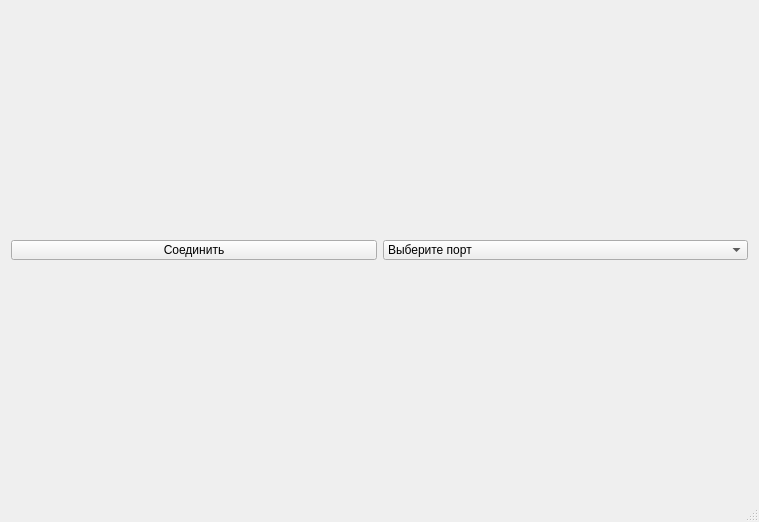
This is PC_Side/mainwindow.ui in nghtsnw/milandr_pintest as Qt 5 draws it before an edit. The edited form follows.
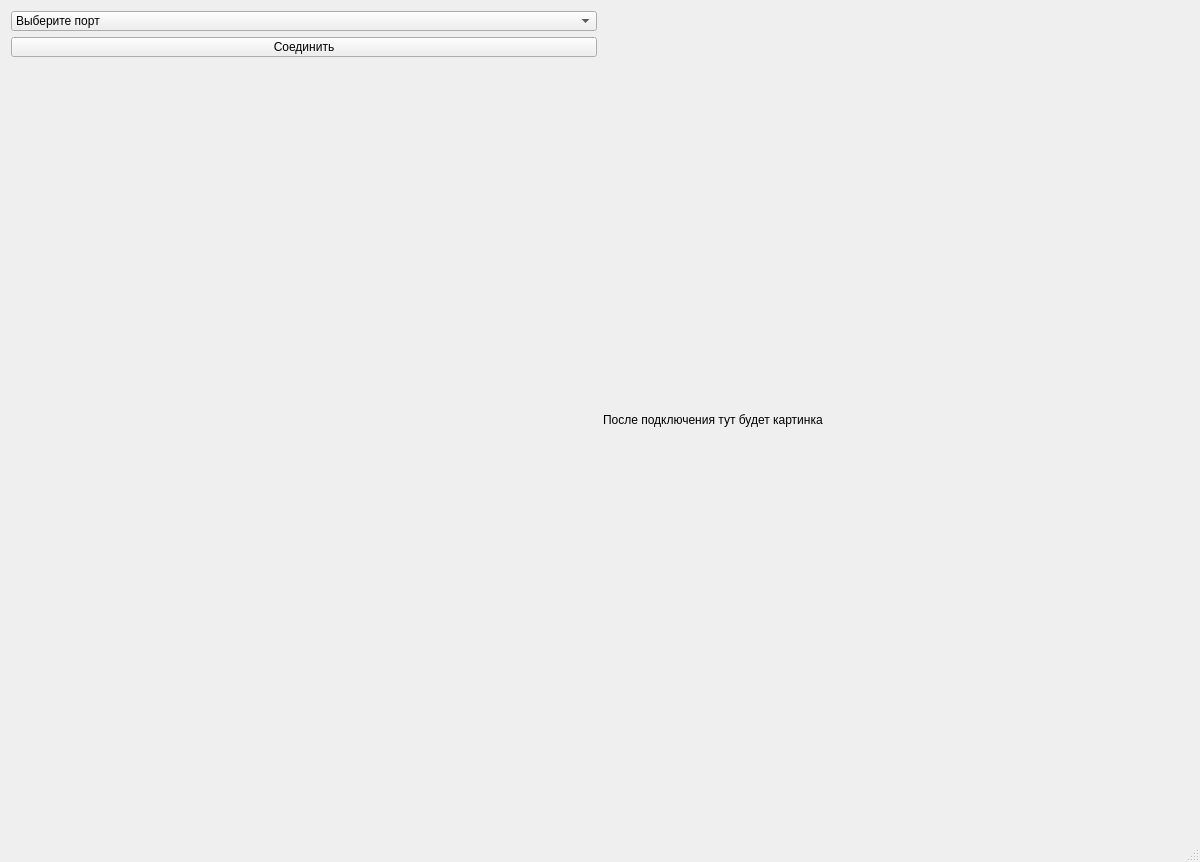
This is the edited form.

Diff of the .ui file:
```diff
--- a/PC_Side/mainwindow.ui
+++ b/PC_Side/mainwindow.ui
@@ -6,12 +6,12 @@
    <rect>
     <x>0</x>
     <y>0</y>
-    <width>759</width>
-    <height>522</height>
+    <width>1200</width>
+    <height>862</height>
    </rect>
   </property>
   <property name="sizePolicy">
-   <sizepolicy hsizetype="Maximum" vsizetype="Maximum">
+   <sizepolicy hsizetype="Preferred" vsizetype="Preferred">
     <horstretch>0</horstretch>
     <verstretch>0</verstretch>
    </sizepolicy>
@@ -21,46 +21,22 @@
   </property>
   <widget class="QWidget" name="centralWidget">
    <property name="sizePolicy">
-    <sizepolicy hsizetype="Fixed" vsizetype="Fixed">
+    <sizepolicy hsizetype="Preferred" vsizetype="Preferred">
      <horstretch>0</horstretch>
      <verstretch>0</verstretch>
     </sizepolicy>
    </property>
    <property name="minimumSize">
     <size>
-     <width>400</width>
-     <height>500</height>
+     <width>1200</width>
+     <height>840</height>
     </size>
    </property>
-   <layout class="QVBoxLayout" name="verticalLayout">
-    <item>
-     <layout class="QHBoxLayout" name="staticButtonsLayout">
-      <property name="sizeConstraint">
-       <enum>QLayout::SetDefaultConstraint</enum>
-      </property>
-      <item>
-       <widget class="QPushButton" name="connectButton">
-        <property name="sizePolicy">
-         <sizepolicy hsizetype="Preferred" vsizetype="Preferred">
-          <horstretch>0</horstretch>
-          <verstretch>0</verstretch>
-         </sizepolicy>
-        </property>
-        <property name="maximumSize">
-         <size>
-          <width>16777215</width>
-          <height>20</height>
-         </size>
-        </property>
-        <property name="text">
-         <string>Соединить</string>
-        </property>
-       </widget>
-      </item>
-      <item>
+   <layout class="QGridLayout" name="gridLayout">
+    <item row="0" column="0">
        <widget class="QComboBox" name="portBox">
         <property name="sizePolicy">
-         <sizepolicy hsizetype="Preferred" vsizetype="Preferred">
+       <sizepolicy hsizetype="Preferred" vsizetype="Minimum">
           <horstretch>0</horstretch>
           <verstretch>0</verstretch>
          </sizepolicy>
@@ -83,15 +59,42 @@
         </item>
        </widget>
       </item>
-     </layout>
+    <item row="1" column="0">
+     <widget class="QPushButton" name="connectButton">
+      <property name="sizePolicy">
+       <sizepolicy hsizetype="Preferred" vsizetype="Minimum">
+        <horstretch>0</horstretch>
+        <verstretch>0</verstretch>
+       </sizepolicy>
+      </property>
+      <property name="maximumSize">
+       <size>
+        <width>16777215</width>
+        <height>20</height>
+       </size>
+      </property>
+      <property name="text">
+       <string>Соединить</string>
+      </property>
+     </widget>
     </item>
-    <item>
+    <item row="2" column="0" rowspan="2">
      <layout class="QGridLayout" name="dynamicButtonsLayout">
       <property name="sizeConstraint">
        <enum>QLayout::SetDefaultConstraint</enum>
       </property>
      </layout>
     </item>
+    <item row="0" column="1" rowspan="4">
+     <widget class="QLabel" name="pix">
+      <property name="text">
+       <string>После подключения тут будет картинка</string>
+      </property>
+      <property name="scaledContents">
+       <bool>true</bool>
+      </property>
+     </widget>
+    </item>
    </layout>
   </widget>
   <widget class="QStatusBar" name="statusBar"/>
```
Lines whose indentation alone changed are shown as unchanged.
